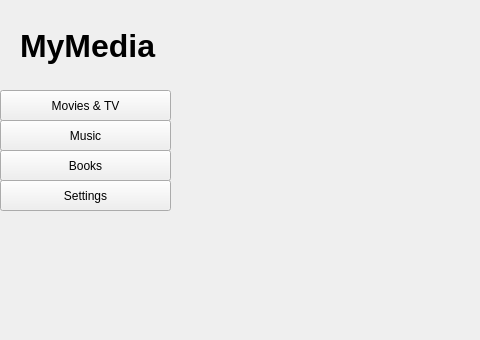
Thaysen01/MyMedia-Capstone-2, file client_app/ui/homeScreen.ui: the form before one commit; both pictures show x 0 to 480 and y 0 to 340 of the 900 by 600 pixel window.
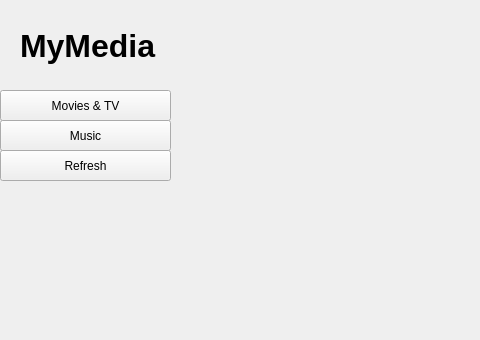
The form after the commit.

The edit to the form file:
```diff
--- a/client_app/ui/homeScreen.ui
+++ b/client_app/ui/homeScreen.ui
@@ -61,20 +61,7 @@
     </rect>
    </property>
    <property name="text">
-    <string>Books</string>
-   </property>
-  </widget>
-  <widget class="QPushButton" name="settingsButton">
-   <property name="geometry">
-    <rect>
-     <x>0</x>
-     <y>180</y>
-     <width>171</width>
-     <height>31</height>
-    </rect>
-   </property>
-   <property name="text">
-    <string>Settings</string>
+    <string>Refresh</string>
    </property>
   </widget>
   <widget class="QStackedWidget" name="stackedWidget">
```
Left out of the diff: 2 changed lines with no effect on the pictures.
